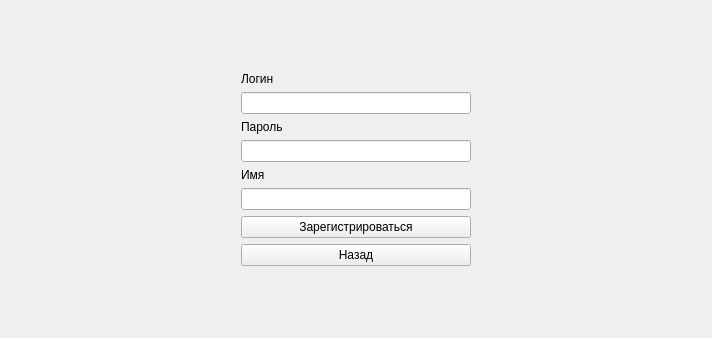
The window that Client/registrationwindow.ui (Elizaser/Messenger-Diplom) describes before a commit, drawn with Qt 5.
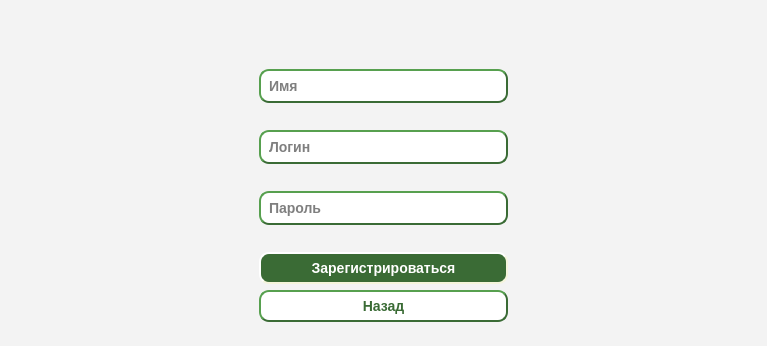
The same window after the commit. Icons and pictures are not drawn.

Commit message: edit windows reg, main  and failserver. add Menu Edit Message for double click.  message = message(30simbols)\n message(30 simbols)

```diff
--- a/Client/registrationwindow.ui
+++ b/Client/registrationwindow.ui
@@ -6,10 +6,74 @@
    <rect>
     <x>0</x>
     <y>0</y>
-    <width>712</width>
-    <height>338</height>
+    <width>767</width>
+    <height>346</height>
    </rect>
   </property>
+  <property name="palette">
+   <palette>
+    <active>
+     <colorrole role="Base">
+      <brush brushstyle="SolidPattern">
+       <color alpha="255">
+        <red>255</red>
+        <green>255</green>
+        <blue>255</blue>
+       </color>
+      </brush>
+     </colorrole>
+     <colorrole role="Window">
+      <brush brushstyle="SolidPattern">
+       <color alpha="255">
+        <red>243</red>
+        <green>243</green>
+        <blue>243</blue>
+       </color>
+      </brush>
+     </colorrole>
+    </active>
+    <inactive>
+     <colorrole role="Base">
+      <brush brushstyle="SolidPattern">
+       <color alpha="255">
+        <red>255</red>
+        <green>255</green>
+        <blue>255</blue>
+       </color>
+      </brush>
+     </colorrole>
+     <colorrole role="Window">
+      <brush brushstyle="SolidPattern">
+       <color alpha="255">
+        <red>243</red>
+        <green>243</green>
+        <blue>243</blue>
+       </color>
+      </brush>
+     </colorrole>
+    </inactive>
+    <disabled>
+     <colorrole role="Base">
+      <brush brushstyle="SolidPattern">
+       <color alpha="255">
+        <red>243</red>
+        <green>243</green>
+        <blue>243</blue>
+       </color>
+      </brush>
+     </colorrole>
+     <colorrole role="Window">
+      <brush brushstyle="SolidPattern">
+       <color alpha="255">
+        <red>243</red>
+        <green>243</green>
+        <blue>243</blue>
+       </color>
+      </brush>
+     </colorrole>
+    </disabled>
+   </palette>
+  </property>
   <property name="windowTitle">
    <string>Form</string>
   </property>
@@ -43,37 +107,266 @@
       </spacer>
      </item>
      <item>
-      <widget class="QLabel" name="label_login">
+      <spacer name="verticalSpacer_4">
+       <property name="orientation">
+        <enum>Qt::Vertical</enum>
+       </property>
+       <property name="sizeHint" stdset="0">
+        <size>
+         <width>20</width>
+         <height>40</height>
+        </size>
+       </property>
+      </spacer>
+     </item>
+     <item>
+      <widget class="QLabel" name="label">
        <property name="text">
+        <string/>
+       </property>
+       <property name="pixmap">
+        <pixmap resource="Images.qrc">:/icons/newProfile.png</pixmap>
+       </property>
+      </widget>
+     </item>
+     <item>
+      <spacer name="verticalSpacer_3">
+       <property name="orientation">
+        <enum>Qt::Vertical</enum>
+       </property>
+       <property name="sizeHint" stdset="0">
+        <size>
+         <width>20</width>
+         <height>40</height>
+        </size>
+       </property>
+      </spacer>
+     </item>
+     <item>
+      <widget class="QLineEdit" name="lineEdit_name">
+       <property name="styleSheet">
+        <string notr="true">	 border-style: outset;
+     border-width: 2px;
+     border-radius: 10px;
+     border-color: #3A6B35;
+     font: bold 14px;
+     min-width: 10em;
+     padding: 6px;</string>
+       </property>
+       <property name="placeholderText">
+        <string>Имя</string>
+       </property>
+      </widget>
+     </item>
+     <item>
+      <widget class="QLabel" name="label_errorName">
+       <property name="palette">
+        <palette>
+         <active>
+          <colorrole role="WindowText">
+           <brush brushstyle="SolidPattern">
+            <color alpha="255">
+             <red>204</red>
+             <green>0</green>
+             <blue>0</blue>
+            </color>
+           </brush>
+          </colorrole>
+         </active>
+         <inactive>
+          <colorrole role="WindowText">
+           <brush brushstyle="SolidPattern">
+            <color alpha="255">
+             <red>204</red>
+             <green>0</green>
+             <blue>0</blue>
+            </color>
+           </brush>
+          </colorrole>
+         </inactive>
+         <disabled>
+          <colorrole role="WindowText">
+           <brush brushstyle="SolidPattern">
+            <color alpha="255">
+             <red>190</red>
+             <green>190</green>
+             <blue>190</blue>
+            </color>
+           </brush>
+          </colorrole>
+         </disabled>
+        </palette>
+       </property>
+       <property name="font">
+        <font>
+         <pointsize>10</pointsize>
+        </font>
+       </property>
+       <property name="text">
+        <string/>
+       </property>
+       <property name="alignment">
+        <set>Qt::AlignCenter</set>
+       </property>
+      </widget>
+     </item>
+     <item>
+      <widget class="QLineEdit" name="lineEdit_login">
+       <property name="font">
+        <font>
+         <pointsize>-1</pointsize>
+         <weight>75</weight>
+         <italic>false</italic>
+         <bold>true</bold>
+        </font>
+       </property>
+       <property name="styleSheet">
+        <string notr="true">	 border-style: outset;
+     border-width: 2px;
+     border-radius: 10px;
+     border-color: #3A6B35;
+     font: bold 14px;
+     min-width: 10em;
+     padding: 6px;</string>
+       </property>
+       <property name="placeholderText">
         <string>Логин</string>
        </property>
       </widget>
      </item>
      <item>
-      <widget class="QLineEdit" name="lineEdit_login"/>
+      <widget class="QLabel" name="label_errorLogin">
+       <property name="palette">
+        <palette>
+         <active>
+          <colorrole role="WindowText">
+           <brush brushstyle="SolidPattern">
+            <color alpha="255">
+             <red>204</red>
+             <green>0</green>
+             <blue>0</blue>
+            </color>
+           </brush>
+          </colorrole>
+         </active>
+         <inactive>
+          <colorrole role="WindowText">
+           <brush brushstyle="SolidPattern">
+            <color alpha="255">
+             <red>204</red>
+             <green>0</green>
+             <blue>0</blue>
+            </color>
+           </brush>
+          </colorrole>
+         </inactive>
+         <disabled>
+          <colorrole role="WindowText">
+           <brush brushstyle="SolidPattern">
+            <color alpha="255">
+             <red>190</red>
+             <green>190</green>
+             <blue>190</blue>
+            </color>
+           </brush>
+          </colorrole>
+         </disabled>
+        </palette>
+       </property>
+       <property name="font">
+        <font>
+         <pointsize>10</pointsize>
+        </font>
+       </property>
+       <property name="text">
+        <string/>
+       </property>
+       <property name="alignment">
+        <set>Qt::AlignCenter</set>
+       </property>
+      </widget>
      </item>
      <item>
-      <widget class="QLabel" name="label_password">
-       <property name="text">
+      <widget class="QLineEdit" name="lineEdit_password">
+       <property name="styleSheet">
+        <string notr="true">	 border-style: outset;
+     border-width: 2px;
+     border-radius: 10px;
+     border-color: #3A6B35;
+     font: bold 14px;
+     min-width: 10em;
+     padding: 6px;</string>
+       </property>
+       <property name="placeholderText">
         <string>Пароль</string>
        </property>
       </widget>
      </item>
      <item>
-      <widget class="QLineEdit" name="lineEdit_password"/>
-     </item>
-     <item>
-      <widget class="QLabel" name="label_name">
+      <widget class="QLabel" name="label_errorPassword">
+       <property name="palette">
+        <palette>
+         <active>
+          <colorrole role="WindowText">
+           <brush brushstyle="SolidPattern">
+            <color alpha="255">
+             <red>204</red>
+             <green>0</green>
+             <blue>0</blue>
+            </color>
+           </brush>
+          </colorrole>
+         </active>
+         <inactive>
+          <colorrole role="WindowText">
+           <brush brushstyle="SolidPattern">
+            <color alpha="255">
+             <red>204</red>
+             <green>0</green>
+             <blue>0</blue>
+            </color>
+           </brush>
+          </colorrole>
+         </inactive>
+         <disabled>
+          <colorrole role="WindowText">
+           <brush brushstyle="SolidPattern">
+            <color alpha="255">
+             <red>190</red>
+             <green>190</green>
+             <blue>190</blue>
+            </color>
+           </brush>
+          </colorrole>
+         </disabled>
+        </palette>
+       </property>
+       <property name="font">
+        <font>
+         <pointsize>10</pointsize>
+        </font>
+       </property>
        <property name="text">
-        <string>Имя</string>
+        <string/>
+       </property>
+       <property name="alignment">
+        <set>Qt::AlignCenter</set>
        </property>
       </widget>
      </item>
-     <item>
-      <widget class="QLineEdit" name="lineEdit_name"/>
-     </item>
      <item>
       <widget class="QPushButton" name="pushButton_reg">
+       <property name="styleSheet">
+        <string notr="true">	 border-style: outset;
+    color: rgb(255, 255, 255);
+     border-width: 2px;
+     border-radius: 10px;
+     border-color: beige;
+     font: bold 14px;
+     min-width: 10em;
+     padding: 6px;
+	  background-color: #3A6B35;</string>
+       </property>
        <property name="text">
         <string>Зарегистрироваться</string>
        </property>
@@ -81,6 +374,17 @@
      </item>
      <item>
       <widget class="QPushButton" name="pushButton_exit">
+       <property name="styleSheet">
+        <string notr="true">	 border-style: outset;
+     color: #3A6B35;
+     border-width: 2px;
+     border-radius: 10px;
+     border-color: #3A6B35;
+     font: bold 14px;
+     min-width: 10em;
+     padding: 6px;
+	  background-color: rgb(255, 255, 255);</string>
+       </property>
        <property name="text">
         <string>Назад</string>
        </property>
```
Left out of the diff: 4 changed lines with no effect on the pictures. The commit also changes 22 other files.
